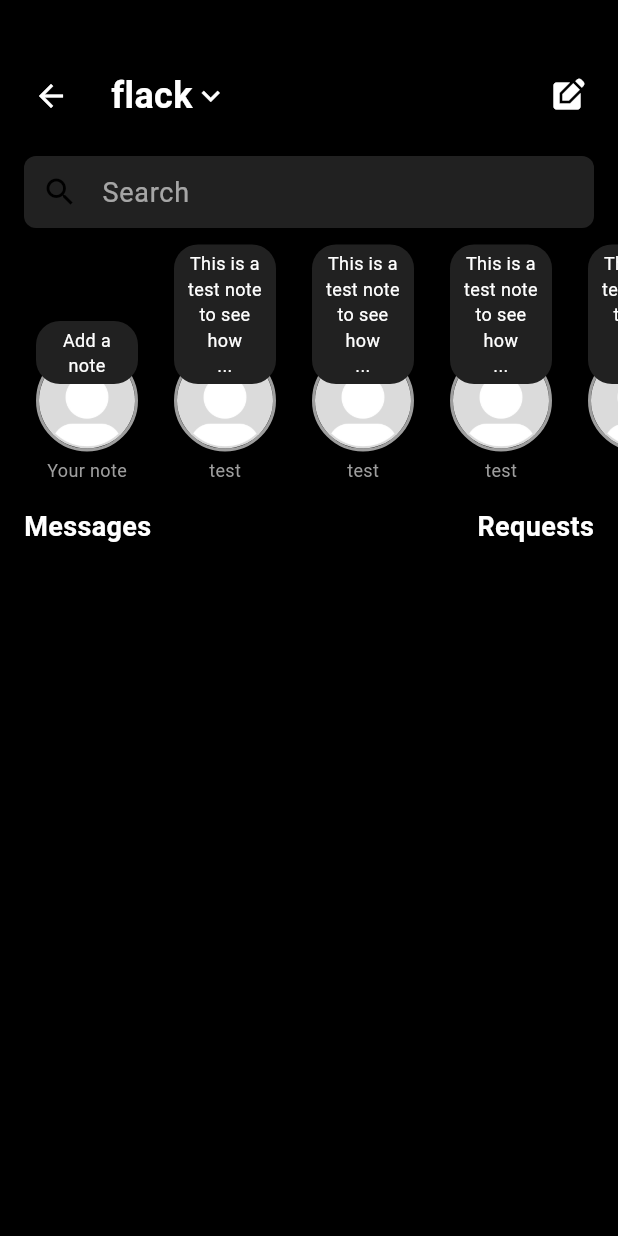
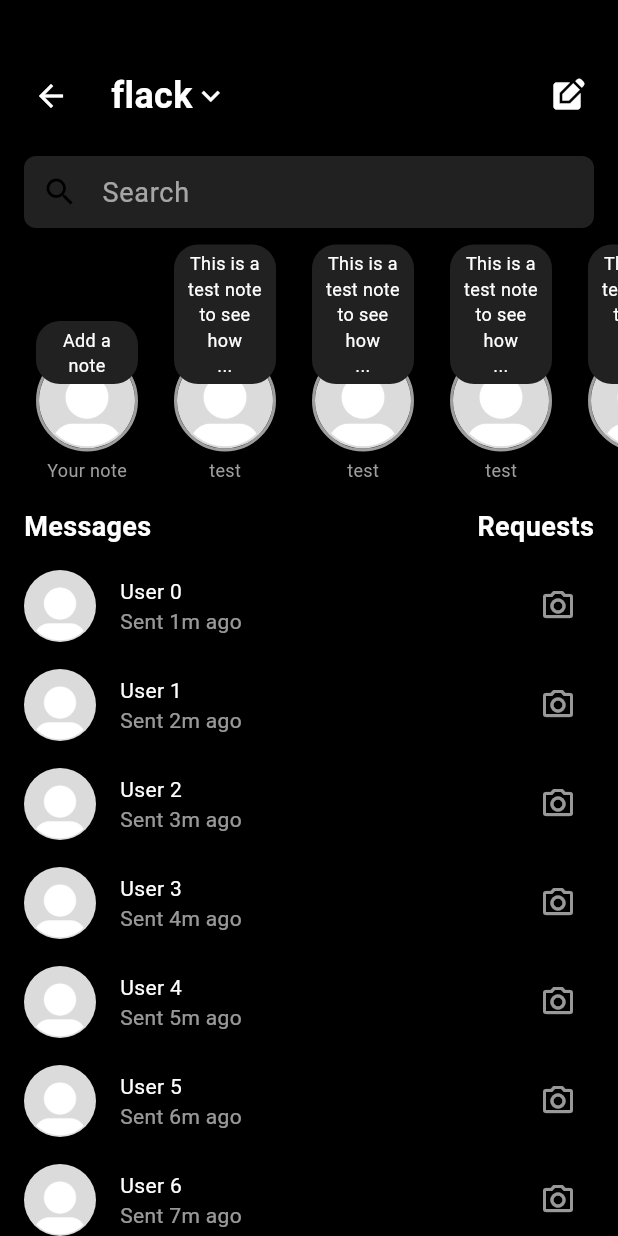
Before and after one commit to FlackCode/flutterInstagramClone, a Flutter app: the MessagesPage screen opened directly, on a phone screen of 412 x 824 dp. Run offline on Flutter 3.47's test engine with Material 3 defaults, Android fonts, the phone set to English and light mode, and no system bars.

Commit message:
finished message page base UI

```diff
--- /dev/null
+++ b/lib/components/message_item.dart
@@ -0,0 +1,62 @@
+import 'package:flutter/material.dart';
+
+class MessageItem extends StatelessWidget {
+  final String name;
+  final String imagePath;
+  final String viewStatus;
+
+  const MessageItem(
+      {super.key,
+      required this.imagePath,
+      required this.name,
+      required this.viewStatus});
+
+  @override
+  Widget build(BuildContext context) {
+    return Row(
+      mainAxisAlignment: MainAxisAlignment.spaceBetween,
+      children: [
+        Row(
+          children: [
+            ClipOval(
+              child: Image.asset(
+                imagePath,
+                width: 48,
+                height: 48,
+                fit: BoxFit.cover,
+              ),
+            ),
+            const SizedBox(
+              width: 16,
+            ),
+            Column(
+              crossAxisAlignment: CrossAxisAlignment.start,
+              mainAxisAlignment: MainAxisAlignment.center,
+              children: [
+                Text(
+                  name,
+                  style: const TextStyle(color: Colors.white, fontSize: 14),
+                ),
+                Text(
+                  viewStatus,
+                  style: const TextStyle(color: Colors.white60, fontSize: 14),
+                )
+              ],
+            )
+          ],
+        ),
+        Row(
+          crossAxisAlignment: CrossAxisAlignment.center,
+          children: [
+            IconButton(
+                onPressed: () {},
+                icon: const Icon(
+                  Icons.photo_camera_outlined,
+                  color: Colors.white60,
+                ))
+          ],
+        )
+      ],
+    );
+  }
+}
--- a/lib/pages/messages_page.dart
+++ b/lib/pages/messages_page.dart
@@ -1,4 +1,5 @@
 import 'package:flutter/material.dart';
+import 'package:flutterinstagramclone/components/message_item.dart';
 import 'package:flutterinstagramclone/components/messages_appbar.dart';
 import 'package:flutterinstagramclone/components/notes_component.dart';
 
@@ -12,20 +13,24 @@ class MessagesPage extends StatelessWidget {
       body: Column(
         children: [
           const MessagesAppbar(),
-          const SizedBox(
-            height: 8,
-          ),
+          Expanded(
+            child: SingleChildScrollView(
+              child: Column(
+                children: [
+                  const SizedBox(height: 8),
                   Padding(
                     padding: const EdgeInsets.symmetric(horizontal: 16.0),
                     child: TextField(
                       decoration: InputDecoration(
                         filled: true,
                         fillColor: Colors.grey.shade900,
-                prefixIcon: const Icon(Icons.search, color: Colors.black),
+                        prefixIcon:
+                            const Icon(Icons.search, color: Colors.black),
                         hintText: 'Search',
-                hintStyle: const TextStyle(color: Colors.white60, fontSize: 18),
-                contentPadding:
-                    const EdgeInsets.symmetric(vertical: 0, horizontal: 16),
+                        hintStyle: const TextStyle(
+                            color: Colors.white60, fontSize: 18),
+                        contentPadding: const EdgeInsets.symmetric(
+                            vertical: 0, horizontal: 16),
                         border: OutlineInputBorder(
                           borderRadius: BorderRadius.circular(8.0),
                           borderSide: BorderSide.none,
@@ -35,9 +40,7 @@ class MessagesPage extends StatelessWidget {
                     ),
                   ),
                   const NotesComponent(),
-          const SizedBox(
-            height: 16,
-          ),
+                  const SizedBox(height: 16),
                   Container(
                     margin: const EdgeInsets.symmetric(horizontal: 16),
                     child: const Row(
@@ -56,10 +59,32 @@ class MessagesPage extends StatelessWidget {
                               color: Colors.white,
                               fontWeight: FontWeight.bold,
                               fontSize: 18),
-                )
+                        ),
                       ],
                     ),
-          )
+                  ),
+                  const SizedBox(height: 16),
+                  ListView.builder(
+                    padding:
+                        const EdgeInsets.symmetric(horizontal: 16, vertical: 0),
+                    itemCount: 20,
+                    itemBuilder: (context, index) {
+                      return Padding(
+                        padding: const EdgeInsets.only(bottom: 18.0),
+                        child: MessageItem(
+                          imagePath: "assets/defaultpfp.jpg",
+                          name: "User $index",
+                          viewStatus: "Sent ${index + 1}m ago",
+                        ),
+                      );
+                    },
+                    shrinkWrap: true,
+                    physics: const NeverScrollableScrollPhysics(),
+                  ),
+                ],
+              ),
+            ),
+          ),
         ],
       ),
     );
```
Lines whose indentation alone changed are shown as unchanged.
